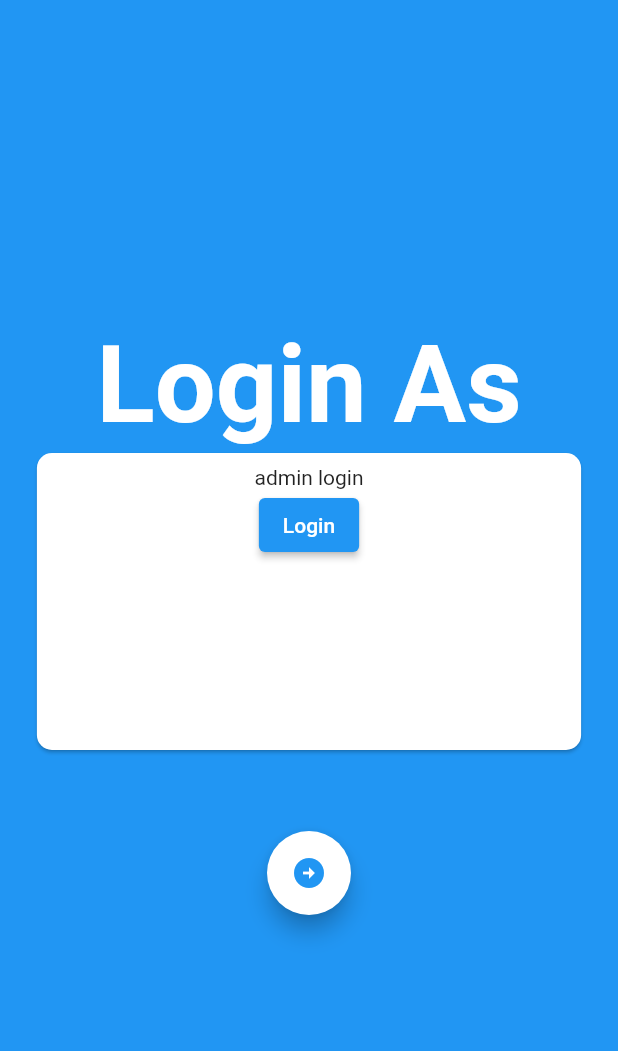
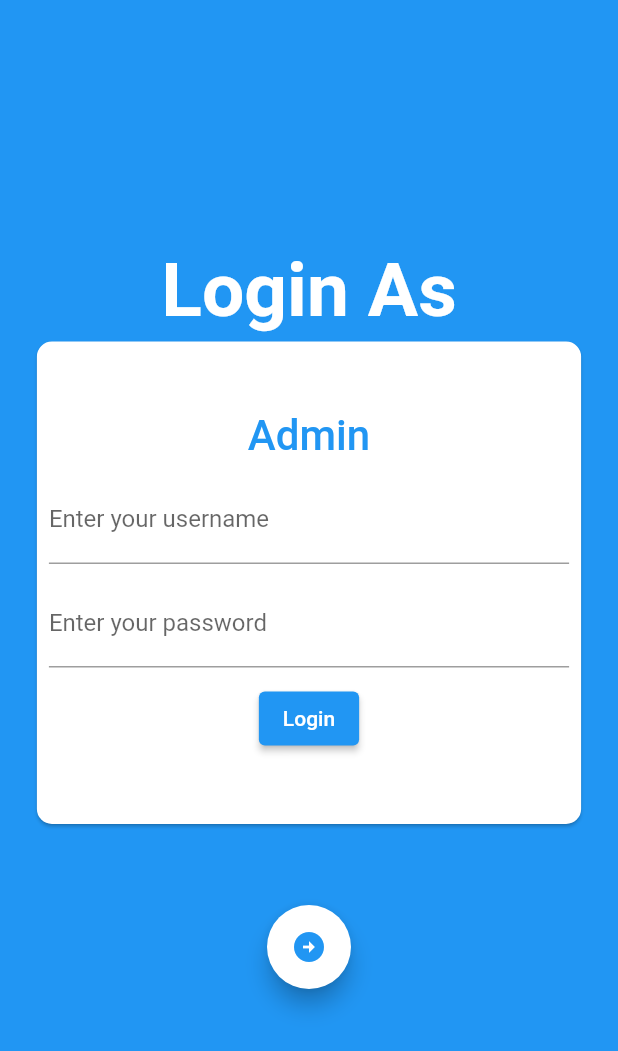
Before and after one commit to Krupal01/cuorier_service_demo, a Flutter app: the screen it shows after launch, on a phone screen of 412 x 824 dp. Shown: the top 1051 px of the screen. Run offline on Flutter 3.47's test engine with Material 2 defaults, Android fonts, the phone set to English and light mode, and no system bars; drawn by our look-alikes of carousel_slider; our stand-ins replace get; Roboto replaces fonts that are missing (Georgia, Hind).

Commit message:
Login Screen

```diff
--- a/lib/main.dart
+++ b/lib/main.dart
@@ -1,6 +1,7 @@
 import 'package:cuorier_service_demo/screen/nav_pages.dart';
 import 'package:cuorier_service_demo/screen/splash_screen.dart';
 import 'package:flutter/material.dart';
+import 'package:flutter/services.dart';
 import 'package:get/get_navigation/get_navigation.dart';
 
 void main() {
@@ -13,15 +14,20 @@ class MyApp extends StatelessWidget {
   // This widget is the root of your application.
   @override
   Widget build(BuildContext context) {
+    SystemChrome.setPreferredOrientations([
+  DeviceOrientation.portraitUp,
+  DeviceOrientation.portraitDown,
+]);
     return GetMaterialApp(
       title: 'Flutter Demo',
       theme: ThemeData(
         primarySwatch: Colors.blue,
         fontFamily: 'Georgia',
-        textTheme: const TextTheme(
-          headline1: TextStyle(color : Colors.white,fontSize: 72.0, fontWeight: FontWeight.bold),
-          headline6: TextStyle(fontSize: 36.0, fontStyle: FontStyle.italic),
-          bodyText2: TextStyle(fontSize: 14.0, fontFamily: 'Hind'),
+        textTheme: TextTheme(
+          headline1: const TextStyle(color : Colors.white,fontSize: 50.0, fontWeight: FontWeight.bold),
+          headline6: TextStyle(color : Theme.of(context).primaryColor, fontSize: 28.0, fontStyle: FontStyle.normal , ),
+          bodyText1: TextStyle(color : Theme.of(context).primaryColorLight, fontSize : 20.0, ),
+          bodyText2: TextStyle(color : Theme.of(context).primaryColorLight, fontSize : 14.0, ),
         ),
       ),
       initialRoute: SplashScreen.route ,
--- a/lib/screen/admin_screen/admin_login.dart
+++ b/lib/screen/admin_screen/admin_login.dart
@@ -13,19 +13,42 @@ class AdminLogin extends StatelessWidget {
       shape: RoundedRectangleBorder(
         borderRadius: BorderRadius.circular(10.0),
       ),
-      child: SizedBox(
-        height: 500,
-        width: double.infinity,
-        child: Padding(
-          padding: const EdgeInsets.all(8.0),
-          child: Column(
-            children:  [
-              const Text("admin login"),
-              ElevatedButton(onPressed: ()=>{
-                Get.offAllNamed(AdminHomeScreen.route)
-              }, child: const Text("Login"))
-            ],
-          ),
+      child: Padding(
+        padding: const EdgeInsets.all(8.0),
+        child: Column(
+          mainAxisAlignment: MainAxisAlignment.center,
+          crossAxisAlignment: CrossAxisAlignment.center,
+          children: [
+            Text(
+              "Admin",
+              style: Theme.of(context).textTheme.headline6,
+            ),
+            const SizedBox(
+              height: 10,
+            ),
+            const TextField(
+              decoration: InputDecoration(
+                labelText: 'Enter your username',
+                hintText: "username",
+              ),
+            ),
+            const SizedBox(
+              height: 10,
+            ),
+            const TextField(
+              decoration: InputDecoration(
+                labelText: 'Enter your password',
+                hintText: 'password',
+              ),
+            ),
+            const SizedBox(
+              height: 10,
+            ),
+            ElevatedButton(
+              onPressed: () => {Get.offAllNamed(AdminHomeScreen.route)},
+              child: const Text("Login"),
+            ),
+          ],
         ),
       ),
     );
--- a/lib/screen/login_base.dart
+++ b/lib/screen/login_base.dart
@@ -11,6 +11,8 @@ class LoginBaseScreen extends StatelessWidget {
   final CarouselController buttonCarouselController = CarouselController();
   @override
   Widget build(BuildContext context) {
+    double width = MediaQuery. of(context). size. width ;
+    double height = MediaQuery. of(context). size. height;
     return Container(
       width: double.infinity,
       height: double.infinity,
@@ -25,15 +27,19 @@ class LoginBaseScreen extends StatelessWidget {
           ),
           CarouselSlider(
             carouselController: buttonCarouselController,
-            items: const [AdminLogin(), CustomerCareLogin(), ScannerBoyLogin()],
+            items: const [
+              AdminLogin(),
+              CustomerCareLogin(),
+              ScannerBoyLogin(),
+            ],
             options: CarouselOptions(
               enableInfiniteScroll: false,
               autoPlay: false,
               reverse: false,
               enlargeCenterPage: true,
               viewportFraction: 0.9,
-              aspectRatio: 2.0,
               initialPage: 0,
+              height: height * 0.40,
               scrollDirection: Axis.horizontal,
             ),
           ),
@@ -41,9 +47,8 @@ class LoginBaseScreen extends StatelessWidget {
             height: 50,
           ),
           FloatingActionButton(
-            onPressed: () => {
-              buttonCarouselController.nextPage(curve: Curves.linear)
-            },
+            onPressed: () =>
+                {buttonCarouselController.nextPage(curve: Curves.linear)},
             child: Icon(
               Icons.arrow_circle_right,
               color: Theme.of(context).primaryColor,
```
Also changed, not shown: lib/screen/customer_care/customer_care_login.dart (+36 -10 lines), lib/screen/scanner_boy/scanner_boy_login.dart (+36 -10 lines), pubspec.lock, 1 other file.
